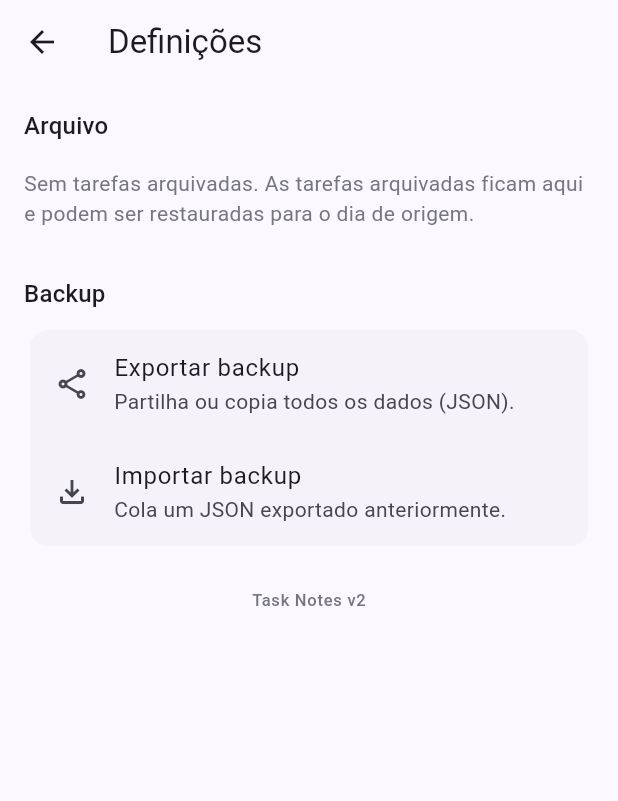
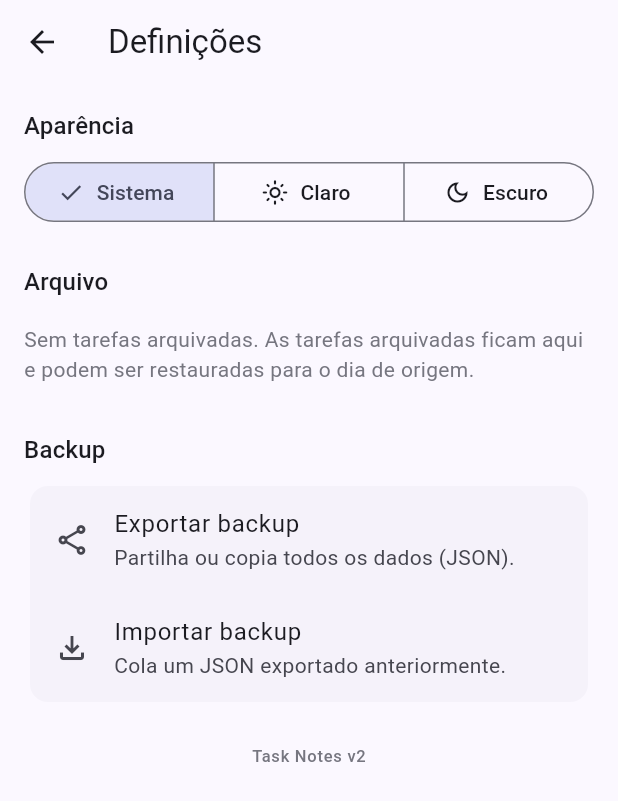
Before and after one commit to RedFoxStudio-dev/Task-Notes, a Flutter app: the screen it shows after launch, after a tap on the "settings" icon, on a phone screen of 412 x 824 dp. Shown: the top 801 px of the screen. Run offline on Flutter 3.47's test engine with Material 3 defaults, Android fonts, the light colour scheme and no system bars; our stand-ins replace google_fonts, share_plus, shared_preferences.

Commit message:
fase 7: tema claro/escuro

```diff
--- a/lib/pages/settings.dart
+++ b/lib/pages/settings.dart
@@ -104,6 +104,38 @@ class _SettingsPageState extends State<SettingsPage> {
       body: ListView(
         padding: const EdgeInsets.all(16),
         children: [
+          Text('Aparência', style: Theme.of(context).textTheme.titleMedium),
+          const SizedBox(height: 8),
+          SegmentedButton<ThemeMode>(
+            segments: const [
+              ButtonSegment(
+                value: ThemeMode.system,
+                icon: Icon(Icons.brightness_auto_outlined),
+                label: Text('Sistema'),
+              ),
+              ButtonSegment(
+                value: ThemeMode.light,
+                icon: Icon(Icons.light_mode_outlined),
+                label: Text('Claro'),
+              ),
+              ButtonSegment(
+                value: ThemeMode.dark,
+                icon: Icon(Icons.dark_mode_outlined),
+                label: Text('Escuro'),
+              ),
+            ],
+            selected: {widget.data.theme},
+            onSelectionChanged: (selection) {
+              final mode = selection.first;
+              widget.data.themeMode = switch (mode) {
+                ThemeMode.light => 'light',
+                ThemeMode.dark => 'dark',
+                _ => 'system',
+              };
+              widget.onChanged();
+            },
+          ),
+          const SizedBox(height: 24),
           Text('Arquivo', style: Theme.of(context).textTheme.titleMedium),
           const SizedBox(height: 8),
           if (widget.data.archive.isEmpty)
```
Also changed, not shown: 1 other file.
